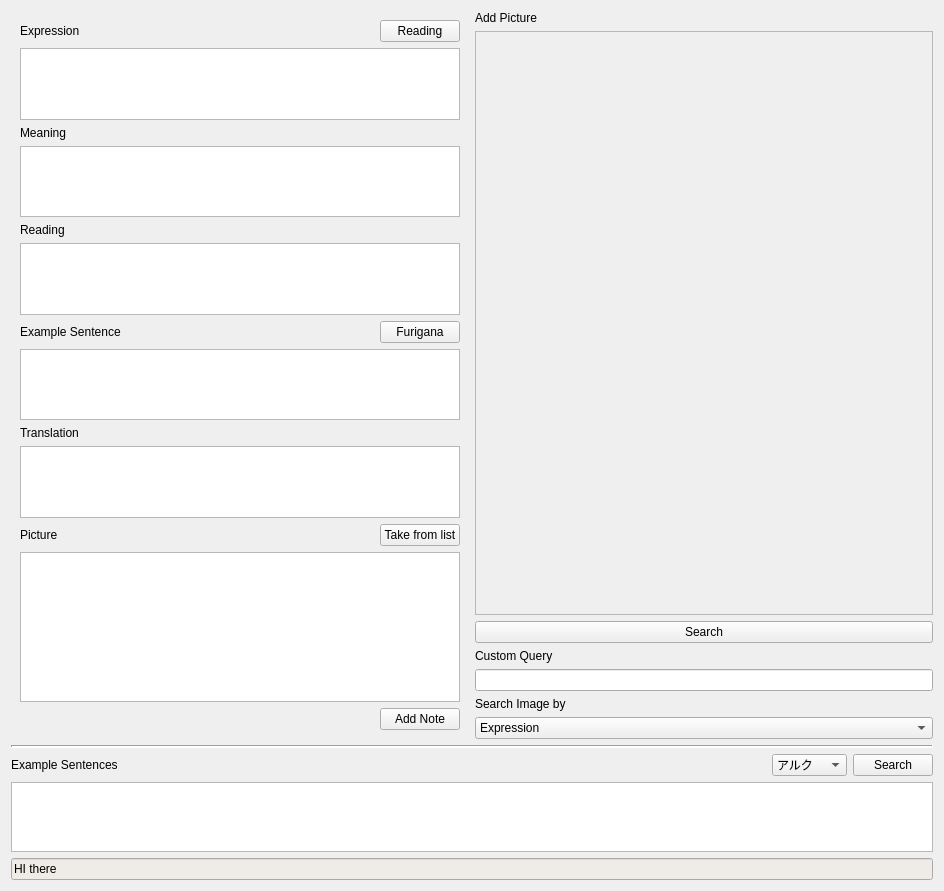
Before: the Qt Designer form modules/imageViewer.ui in azonalon/CardCreator, drawn with Qt 5.
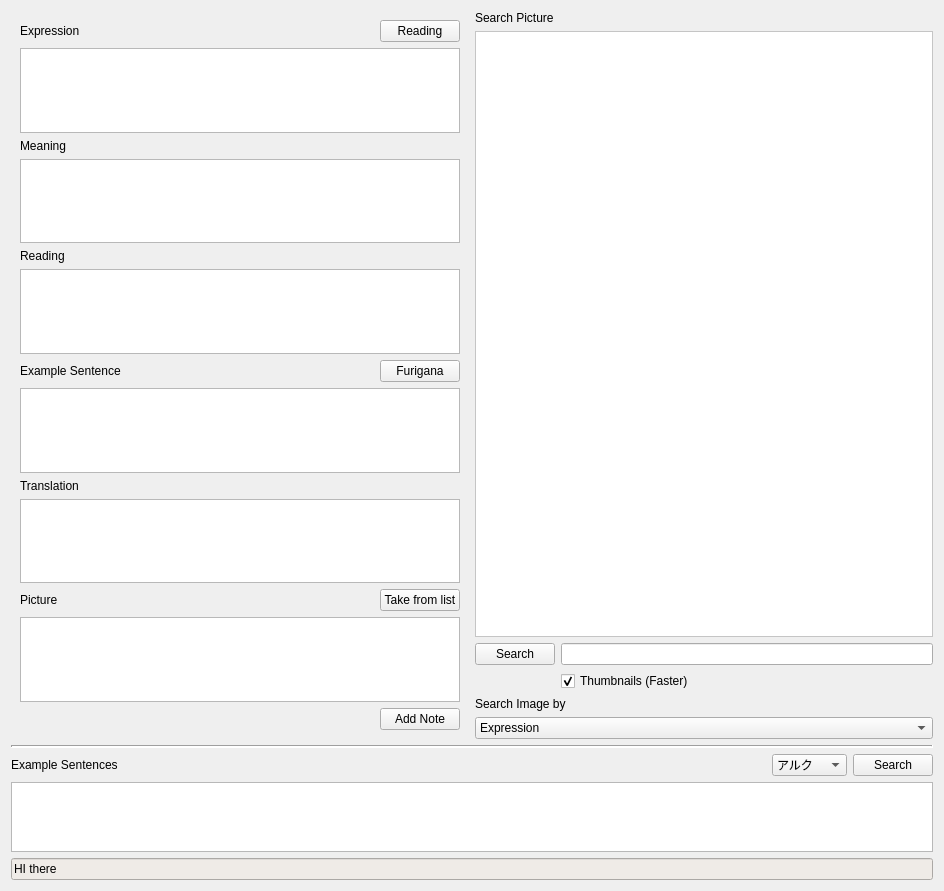
After: the same form once the commit is applied. Icons and pictures are not drawn. Custom widgets are drawn as their Qt base class.

```diff
--- a/modules/imageViewer.ui
+++ b/modules/imageViewer.ui
@@ -83,13 +83,13 @@
             <property name="minimumSize">
              <size>
               <width>0</width>
-              <height>150</height>
+              <height>15</height>
              </size>
             </property>
             <property name="maximumSize">
              <size>
               <width>16777215</width>
-              <height>16777215</height>
+              <height>500</height>
              </size>
             </property>
             <property name="font">
@@ -357,11 +357,11 @@
       </layout>
      </item>
      <item row="0" column="1">
-      <layout class="QVBoxLayout" name="verticalLayout_2">
+      <layout class="QVBoxLayout" name="verticalLayout_2" stretch="0,1,0,0,0">
        <item>
         <widget class="QLabel" name="label_10">
          <property name="text">
-          <string>Add Picture</string>
+          <string>Search Picture</string>
          </property>
         </widget>
        </item>
@@ -379,6 +379,12 @@
            <height>200</height>
           </size>
          </property>
+         <property name="autoFillBackground">
+          <bool>true</bool>
+         </property>
+         <property name="styleSheet">
+          <string notr="true">background-color: rgb(255, 255, 255);</string>
+         </property>
          <property name="widgetResizable">
           <bool>true</bool>
          </property>
@@ -388,7 +394,7 @@
             <x>0</x>
             <y>0</y>
             <width>455</width>
-            <height>565</height>
+            <height>559</height>
            </rect>
           </property>
           <property name="sizePolicy">
@@ -405,8 +411,8 @@
              </property>
              <property name="sizePolicy">
               <sizepolicy hsizetype="Expanding" vsizetype="Expanding">
-               <horstretch>0</horstretch>
-               <verstretch>0</verstretch>
+               <horstretch>1</horstretch>
+               <verstretch>1</verstretch>
               </sizepolicy>
              </property>
              <property name="minimumSize">
@@ -428,29 +434,18 @@
         </widget>
        </item>
        <item>
+        <layout class="QFormLayout" name="formLayout">
+         <property name="sizeConstraint">
+          <enum>QLayout::SetDefaultConstraint</enum>
+         </property>
+         <item row="0" column="0">
         <widget class="QPushButton" name="bSearchImage">
          <property name="text">
           <string>Search</string>
          </property>
         </widget>
        </item>
-       <item>
-        <widget class="QLabel" name="label_8">
-         <property name="enabled">
-          <bool>true</bool>
-         </property>
-         <property name="sizePolicy">
-          <sizepolicy hsizetype="Minimum" vsizetype="Preferred">
-           <horstretch>0</horstretch>
-           <verstretch>0</verstretch>
-          </sizepolicy>
-         </property>
-         <property name="text">
-          <string>Custom Query</string>
-         </property>
-        </widget>
-       </item>
-       <item>
+         <item row="0" column="1">
         <widget class="QLineEdit" name="leCustomQuery">
          <property name="sizePolicy">
           <sizepolicy hsizetype="Minimum" vsizetype="Fixed">
@@ -463,6 +458,24 @@
          </property>
         </widget>
        </item>
+         <item row="1" column="1">
+          <widget class="QCheckBox" name="checkBox">
+           <property name="font">
+            <font>
+             <weight>50</weight>
+             <bold>false</bold>
+            </font>
+           </property>
+           <property name="text">
+            <string>Thumbnails (Faster)</string>
+           </property>
+           <property name="checked">
+            <bool>true</bool>
+           </property>
+          </widget>
+         </item>
+        </layout>
+       </item>
        <item>
         <widget class="QLabel" name="label_7">
          <property name="sizePolicy">
```
Left out of the diff: 6 changed lines with no effect on the pictures. Lines whose indentation alone changed are shown as unchanged.
